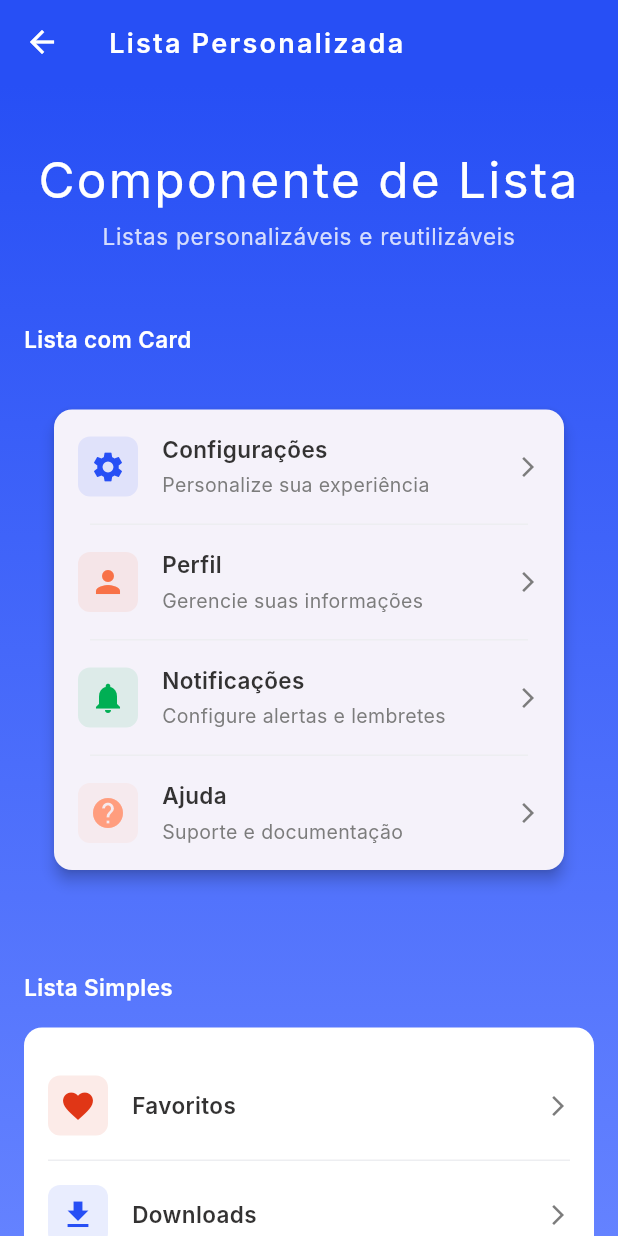
After one commit to marcoantonio567/design_system_flutter, a Flutter app: the screen it shows after launch, after a tap on "Custom List", on a phone screen of 412 x 824 dp. The commit adds this screen. Run offline on Flutter 3.47's test engine with Material 3 defaults, Android fonts, the phone set to English and light mode, and no system bars; Roboto replaces fonts that are missing (Inter).

Commit message:
aplicando listas aos meus componentes

```diff
--- /dev/null
+++ b/lib/DesignSystem/Components/List/custom_list.dart
@@ -0,0 +1,226 @@
+import 'package:flutter/material.dart';
+import '../../shared/colors.dart';
+import '../../shared/styles.dart';
+import '../../shared/spacing.dart';
+
+class CustomListItem {
+  final String title;
+  final String? subtitle;
+  final IconData? leadingIcon;
+  final IconData? trailingIcon;
+  final VoidCallback? onTap;
+  final Color? iconColor;
+
+  CustomListItem({
+    required this.title,
+    this.subtitle,
+    this.leadingIcon,
+    this.trailingIcon = Icons.arrow_forward_ios,
+    this.onTap,
+    this.iconColor,
+  });
+}
+
+class CustomList extends StatelessWidget {
+  final List<CustomListItem> items;
+  final EdgeInsets? padding;
+  final bool showDividers;
+
+  const CustomList({
+    super.key,
+    required this.items,
+    this.padding,
+    this.showDividers = true,
+  });
+
+  @override
+  Widget build(BuildContext context) {
+    return Container(
+      padding: padding ?? const EdgeInsets.all(spaceMd),
+      child: Card(
+        elevation: 4,
+        shape: RoundedRectangleBorder(
+          borderRadius: BorderRadius.circular(radiusMd),
+        ),
+        child: Column(
+          children: _buildListItems(),
+        ),
+      ),
+    );
+  }
+
+  List<Widget> _buildListItems() {
+    List<Widget> widgets = [];
+
+    for (int i = 0; i < items.length; i++) {
+      widgets.add(_buildListItem(items[i]));
+
+      if (showDividers && i < items.length - 1) {
+        widgets.add(const Divider(
+          height: 1,
+          thickness: borderWidthThin,
+          color: normalTertiaryBaseColorLight,
+          indent: spaceLg,
+          endIndent: spaceLg,
+        ));
+      }
+    }
+
+    return widgets;
+  }
+
+  Widget _buildListItem(CustomListItem item) {
+    return InkWell(
+      onTap: item.onTap,
+      borderRadius: BorderRadius.circular(radiusMd),
+      child: Padding(
+        padding: const EdgeInsets.all(spaceMd),
+        child: Row(
+          children: [
+            if (item.leadingIcon != null) ...[
+              Container(
+                padding: const EdgeInsets.all(spaceSm),
+                decoration: BoxDecoration(
+                  color: (item.iconColor ?? normalSecondaryBrandColor).withValues(alpha: 0.1),
+                  borderRadius: BorderRadius.circular(radiusSm),
+                ),
+                child: Icon(
+                  item.leadingIcon,
+                  color: item.iconColor ?? normalSecondaryBrandColor,
+                  size: iconSizeLg,
+                ),
+              ),
+              const SizedBox(width: spaceMd),
+            ],
+            Expanded(
+              child: Column(
+                crossAxisAlignment: CrossAxisAlignment.start,
+                children: [
+                  Text(
+                    item.title,
+                    style: label1Semibold,
+                  ),
+                  if (item.subtitle != null) ...[
+                    const SizedBox(height: spaceXs),
+                    Text(
+                      item.subtitle!,
+                      style: paragraph2Medium.copyWith(
+                        color: normalSecondaryBaseColorLight,
+                      ),
+                    ),
+                  ],
+                ],
+              ),
+            ),
+            if (item.trailingIcon != null) ...[
+              const SizedBox(width: spaceMd),
+              Icon(
+                item.trailingIcon,
+                color: normalSecondaryBaseColorLight,
+                size: iconSizeSm,
+              ),
+            ],
+          ],
+        ),
+      ),
+    );
+  }
+}
+
+// Variação simples da lista sem card
+class SimpleCustomList extends StatelessWidget {
+  final List<CustomListItem> items;
+  final EdgeInsets? padding;
+  final bool showDividers;
+
+  const SimpleCustomList({
+    super.key,
+    required this.items,
+    this.padding,
+    this.showDividers = true,
+  });
+
+  @override
+  Widget build(BuildContext context) {
+    return Container(
+      padding: padding ?? const EdgeInsets.symmetric(horizontal: spaceMd),
+      child: Column(
+        children: _buildListItems(),
+      ),
+    );
+  }
+
+  List<Widget> _buildListItems() {
+    List<Widget> widgets = [];
+
+    for (int i = 0; i < items.length; i++) {
+      widgets.add(_buildListItem(items[i]));
+
+      if (showDividers && i < items.length - 1) {
+        widgets.add(const Divider(
+          height: 1,
+          thickness: borderWidthThin,
+          color: normalTertiaryBaseColorLight,
+        ));
+      }
+    }
+
+    return widgets;
+  }
+
+  Widget _buildListItem(CustomListItem item) {
+    return InkWell(
+      onTap: item.onTap,
+      child: Padding(
+        padding: const EdgeInsets.symmetric(vertical: spaceMd),
+        child: Row(
+          children: [
+            if (item.leadingIcon != null) ...[
+              Container(
+                padding: const EdgeInsets.all(spaceSm),
+                decoration: BoxDecoration(
+                  color: (item.iconColor ?? normalSecondaryBrandColor).withValues(alpha: 0.1),
+                  borderRadius: BorderRadius.circular(radiusSm),
+                ),
+                child: Icon(
+                  item.leadingIcon,
+                  color: item.iconColor ?? normalSecondaryBrandColor,
+                  size: iconSizeLg,
+                ),
+              ),
+              const SizedBox(width: spaceMd),
+            ],
+            Expanded(
+              child: Column(
+                crossAxisAlignment: CrossAxisAlignment.start,
+                children: [
+                  Text(
+                    item.title,
+                    style: label1Semibold,
+                  ),
+                  if (item.subtitle != null) ...[
+                    const SizedBox(height: spaceXs),
+                    Text(
+                      item.subtitle!,
+                      style: paragraph2Medium.copyWith(
+                        color: normalSecondaryBaseColorLight,
+                      ),
+                    ),
+                  ],
+                ],
+              ),
+            ),
+            if (item.trailingIcon != null) ...[
+              const SizedBox(width: spaceMd),
+              Icon(
+                item.trailingIcon,
+                color: normalSecondaryBaseColorLight,
+                size: iconSizeSm,
+              ),
+            ],
+          ],
+        ),
+      ),
+    );
+  }
+}
--- /dev/null
+++ b/lib/DesignSystem/Samples/listSampleScreen/list_sample_screen.dart
@@ -0,0 +1,229 @@
+import 'package:flutter/material.dart';
+import '../../Components/List/custom_list.dart';
+import '../../shared/colors.dart';
+import '../../shared/styles.dart';
+import '../../shared/spacing.dart';
+import '../../shared/scene_widget.dart';
+
+class ListSampleScreen extends StatelessWidget {
+  const ListSampleScreen({super.key});
+
+  @override
+  Widget build(BuildContext context) {
+    return Scaffold(
+      appBar: AppBar(
+        title: Text(
+          'Lista Personalizada',
+          style: navbarSmallTitle.copyWith(color: lightTertiaryBaseColorLight),
+        ),
+        backgroundColor: normalSecondaryBrandColor,
+        elevation: 0,
+        iconTheme: const IconThemeData(color: lightTertiaryBaseColorLight),
+      ),
+      body: Container(
+        decoration: const BoxDecoration(
+          gradient: LinearGradient(
+            begin: Alignment.topCenter,
+            end: Alignment.bottomCenter,
+            colors: [
+              normalSecondaryBrandColor,
+              lightSecondaryBrandColor,
+            ],
+          ),
+        ),
+        child: SafeArea(
+          child: SingleChildScrollView(
+            child: Padding(
+              padding: const EdgeInsets.all(spaceMd),
+              child: Column(
+                crossAxisAlignment: CrossAxisAlignment.stretch,
+                children: [
+                  const SizedBox(height: spaceLg),
+                  Text(
+                    'Componente de Lista',
+                    style: heading4Regular.copyWith(
+                      color: lightTertiaryBaseColorLight,
+                    ),
+                    textAlign: TextAlign.center,
+                  ),
+                  const SizedBox(height: spaceXs),
+                  Text(
+                    'Listas personalizáveis e reutilizáveis',
+                    style: paragraph1Regular.copyWith(
+                      color: lightTertiaryBaseColorLight.withValues(alpha: 0.8),
+                    ),
+                    textAlign: TextAlign.center,
+                  ),
+                  const SizedBox(height: space2xl),
+
+                  // Lista com Card
+                  Text(
+                    'Lista com Card',
+                    style: label1Semibold.copyWith(
+                      color: lightTertiaryBaseColorLight,
+                    ),
+                  ),
+                  const SizedBox(height: spaceMd),
+                  CustomList(
+                    items: [
+                      CustomListItem(
+                        title: 'Configurações',
+                        subtitle: 'Personalize sua experiência',
+                        leadingIcon: Icons.settings,
+                        onTap: () => _showSnackBar(context, 'Configurações'),
+                      ),
+                      CustomListItem(
+                        title: 'Perfil',
+                        subtitle: 'Gerencie suas informações',
+                        leadingIcon: Icons.person,
+                        iconColor: normalTertiaryBrandColor,
+                        onTap: () => _showSnackBar(context, 'Perfil'),
+                      ),
+                      CustomListItem(
+                        title: 'Notificações',
+                        subtitle: 'Configure alertas e lembretes',
+                        leadingIcon: Icons.notifications,
+                        iconColor: normalSuccessSystemColor,
+                        onTap: () => _showSnackBar(context, 'Notificações'),
+                      ),
+                      CustomListItem(
+                        title: 'Ajuda',
+                        subtitle: 'Suporte e documentação',
+                        leadingIcon: Icons.help,
+                        iconColor: lightTertiaryBrandColor,
+                        onTap: () => _showSnackBar(context, 'Ajuda'),
+                      ),
+                    ],
+                  ),
+
+                  const SizedBox(height: space2xl),
+
+                  // Lista Simples
+                  Text(
+                    'Lista Simples',
+                    style: label1Semibold.copyWith(
+                      color: lightTertiaryBaseColorLight,
+                    ),
+                  ),
+                  const SizedBox(height: spaceMd),
+                  Container(
+                    decoration: BoxDecoration(
+                      color: lightTertiaryBaseColorLight,
+                      borderRadius: BorderRadius.circular(radiusMd),
+                    ),
+                    child: SimpleCustomList(
+                      padding: const EdgeInsets.all(spaceMd),
+                      items: [
+                        CustomListItem(
+                          title: 'Favoritos',
+                          leadingIcon: Icons.favorite,
+                          iconColor: normalErrorSystemColor,
+                          onTap: () => _showSnackBar(context, 'Favoritos'),
+                        ),
+                        CustomListItem(
+                          title: 'Downloads',
+                          leadingIcon: Icons.download,
+                          onTap: () => _showSnackBar(context, 'Downloads'),
+                        ),
+                        CustomListItem(
+                          title: 'Histórico',
+                          leadingIcon: Icons.history,
+                          iconColor: normalSecondaryBaseColorLight,
+                          onTap: () => _showSnackBar(context, 'Histórico'),
+                        ),
+                      ],
+                    ),
+                  ),
+
+                  const SizedBox(height: space2xl),
+
+                  // Lista sem ícones trailing
+                  Text(
+                    'Lista sem Setas',
+                    style: label1Semibold.copyWith(
+                      color: lightTertiaryBaseColorLight,
+                    ),
+                  ),
+                  const SizedBox(height: spaceMd),
+                  CustomList(
+                    items: [
+                      CustomListItem(
+                        title: 'Versão do App',
+                        subtitle: '1.0.0',
+                        leadingIcon: Icons.info,
+                        trailingIcon: null,
+                      ),
+                      CustomListItem(
+                        title: 'Desenvolvido por',
+                        subtitle: 'Equipe de Design System',
+                        leadingIcon: Icons.code,
+                        trailingIcon: null,
+                        iconColor: normalTertiaryBrandColor,
+                      ),
+                      CustomListItem(
+                        title: 'Licença',
+                        subtitle: 'MIT License',
+                        leadingIcon: Icons.description,
+                        trailingIcon: null,
+                        iconColor: normalSuccessSystemColor,
+                      ),
+                    ],
+                  ),
+
+                  const SizedBox(height: space2xl),
+
+                  // Lista apenas com títulos
+                  Text(
+                    'Lista Minimalista',
+                    style: label1Semibold.copyWith(
+                      color: lightTertiaryBaseColorLight,
+                    ),
+                  ),
+                  const SizedBox(height: spaceMd),
+                  Container(
+                    decoration: BoxDecoration(
+                      color: lightTertiaryBaseColorLight,
+                      borderRadius: BorderRadius.circular(radiusMd),
+                    ),
+                    child: SimpleCustomList(
+                      padding: const EdgeInsets.all(spaceMd),
+                      items: [
+                        CustomListItem(
+                          title: 'Termos de Uso',
+                          onTap: () => _showSnackBar(context, 'Termos de Uso'),
+                        ),
+                        CustomListItem(
+                          title: 'Política de Privacidade',
+                          onTap: () => _showSnackBar(context, 'Política de Privacidade'),
+                        ),
+                        CustomListItem(
+                          title: 'Sobre',
+                          onTap: () => _showSnackBar(context, 'Sobre'),
+                        ),
+                      ],
+                    ),
+                  ),
+
+                  const SizedBox(height: space2xl),
+                ],
+              ),
+            ),
+          ),
+        ),
+      ),
+    );
+  }
+
+  void _showSnackBar(BuildContext context, String message) {
+    ScaffoldMessenger.of(context).showSnackBar(
+      SnackBar(
+        content: Text('$message selecionado'),
+        backgroundColor: normalSecondaryBrandColor,
+        behavior: SnackBarBehavior.floating,
+        shape: RoundedRectangleBorder(
+          borderRadius: BorderRadius.circular(radiusSm),
+        ),
+      ),
+    );
+  }
+}
--- a/lib/main.dart
+++ b/lib/main.dart
@@ -4,6 +4,7 @@ import 'DesignSystem/Samples/bottomTabBarSampleScreen/bottom_tab_bar_sample_scre
 import 'DesignSystem/Samples/cardSampleScreen/card_sample_screen.dart';
 import 'DesignSystem/Samples/inputFieldSampleScreen/input_field_sample_screen.dart';
 import 'DesignSystem/Samples/linkedLabelSampleScreen/linked_label_sample_screen.dart';
+import 'DesignSystem/Samples/listSampleScreen/list_sample_screen.dart';
 import 'DesignSystem/Samples/tabComponentSampleScreen/tab_sample_screen.dart';
 import 'DesignSystem/shared/colors.dart';
 import 'DesignSystem/shared/styles.dart';
@@ -133,6 +134,14 @@ class HomeScreen extends StatelessWidget {
                         'Labels com links interativos',
                         Icons.link,
                         LinkedLabelPage(),
+                      ),
+                      const SizedBox(height: spaceMd),
+                      _buildNavigationCard(
+                        context,
+                        'Custom List',
+                        'Listas personalizáveis e reutilizáveis',
+                        Icons.list,
+                        ListSampleScreen(),
                       ),
                       const SizedBox(height: spaceMd),
                       _buildNavigationCard(
```
